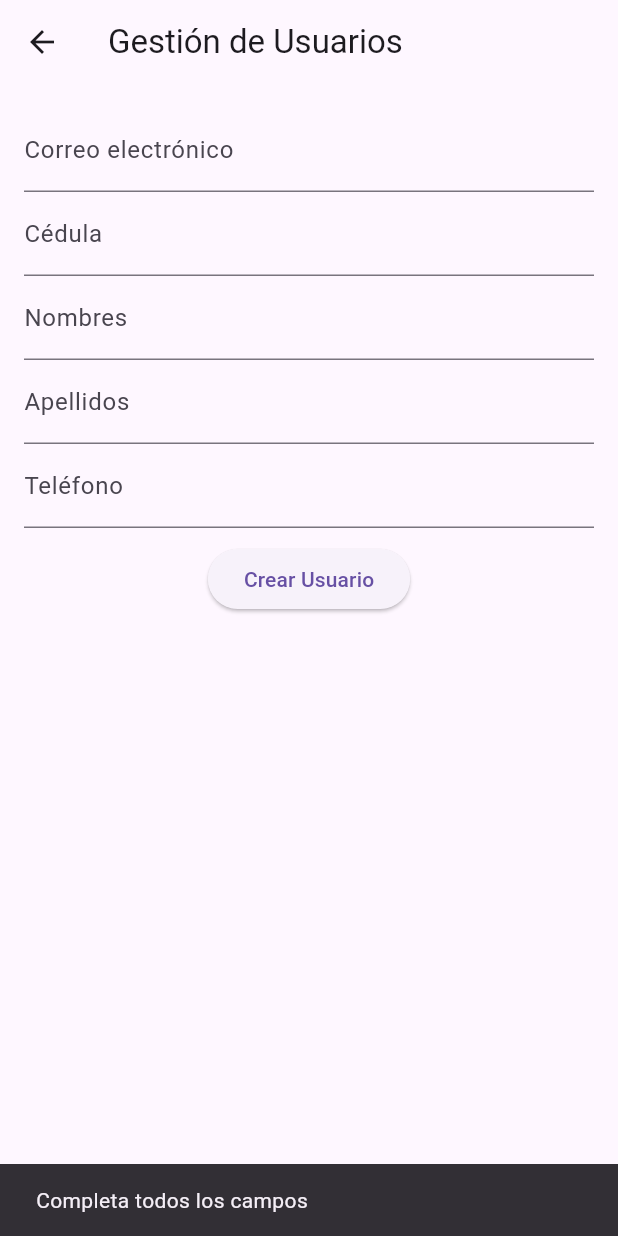
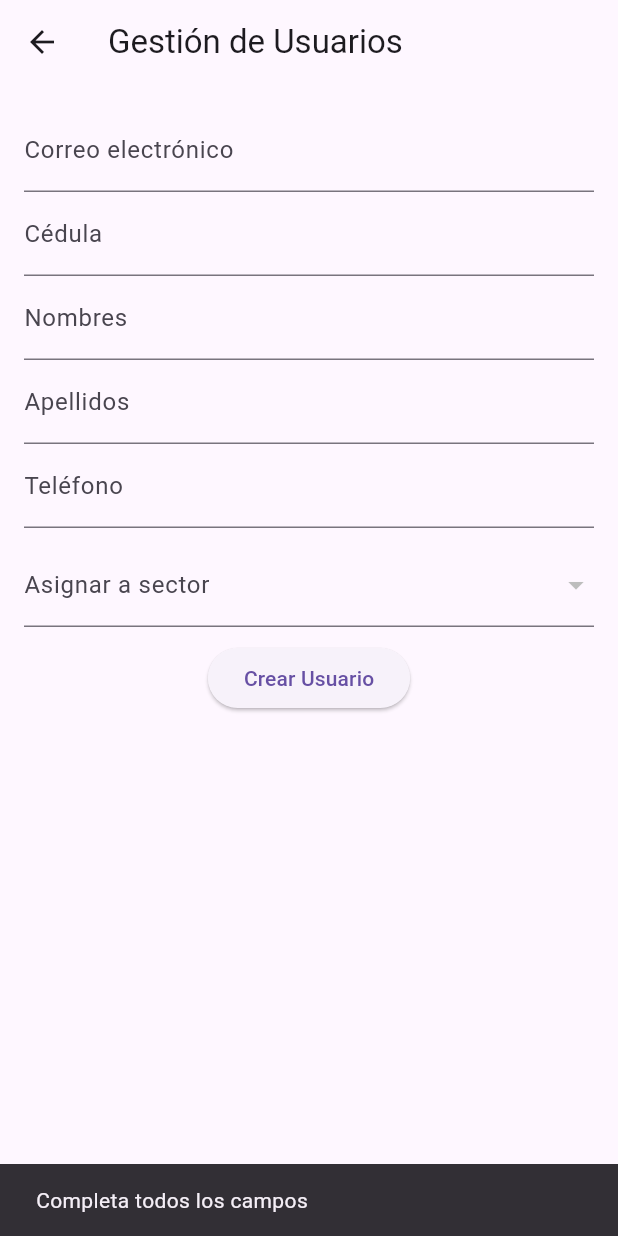
Before and after one commit to PauloCisneros/mascotas_app, a Flutter app: the UserManagementPage screen opened directly with empty values, after a tap on "Crear Usuario", on a phone screen of 412 x 824 dp. Run offline on Flutter 3.47's test engine with Material 3 defaults, Android fonts, the phone set to English and light mode, and no system bars; our stand-ins replace geolocator, image_picker, supabase_flutter; accounts and stored records are empty; network calls fail.

Commit message:
Para crear ususarios y y ver detalles de vacunas, dashboard, asginar sectores

```diff
--- a/lib/pages/managment/user_management_page.dart
+++ b/lib/pages/managment/user_management_page.dart
@@ -3,8 +3,8 @@ import '../../services/database_service.dart';
 import '../../models/user_model.dart';
 
 class UserManagementPage extends StatefulWidget {
-  final String currentRole; // rol del usuario logueado
-  final String sectorId;    // sector asignado
+  final String currentRole;
+  final String sectorId;
 
   const UserManagementPage({
     super.key,
@@ -27,11 +27,14 @@ class _UserManagementPageState extends State<UserManagementPage> {
 
   bool _isLoading = false;
   List<UserModel> _usuarios = [];
+  List<Map<String, dynamic>> _sectores = [];
+  String? _selectedSectorId;
 
   @override
   void initState() {
     super.initState();
     _fetchUsuarios();
+    _fetchSectores();
   }
 
   Future<void> _fetchUsuarios() async {
@@ -41,12 +44,23 @@ class _UserManagementPageState extends State<UserManagementPage> {
     });
   }
 
+  Future<void> _fetchSectores() async {
+    final response = await _dbService.getSectors();
+    setState(() {
+      _sectores = response;
+      if (_sectores.isNotEmpty) {
+        _selectedSectorId = _sectores.first['id'];
+      }
+    });
+  }
+
   Future<void> _crearUsuario() async {
     if (_emailController.text.trim().isEmpty ||
         _cedulaController.text.trim().isEmpty ||
         _nombresController.text.trim().isEmpty ||
         _apellidosController.text.trim().isEmpty ||
-        _telefonoController.text.trim().isEmpty) {
+        _telefonoController.text.trim().isEmpty ||
+        _selectedSectorId == null) {
       ScaffoldMessenger.of(context).showSnackBar(
         const SnackBar(content: Text("Completa todos los campos")),
       );
@@ -68,7 +82,7 @@ class _UserManagementPageState extends State<UserManagementPage> {
         _emailController.text.trim(),
         'Ecuador2026',
         nuevoRol,
-        widget.sectorId,
+        _selectedSectorId!,
         cedula: _cedulaController.text.trim(),
         nombres: _nombresController.text.trim(),
         apellidos: _apellidosController.text.trim(),
@@ -112,6 +126,22 @@ class _UserManagementPageState extends State<UserManagementPage> {
                   TextField(controller: _apellidosController, decoration: const InputDecoration(labelText: "Apellidos")),
                   TextField(controller: _telefonoController, decoration: const InputDecoration(labelText: "Teléfono")),
                   const SizedBox(height: 10),
+                  DropdownButtonFormField<String>(
+                    value: _selectedSectorId,
+                    items: _sectores.map((sector) {
+                      return DropdownMenuItem<String>(
+                        value: sector['id'],
+                        child: Text(sector['nombre']),
+                      );
+                    }).toList(),
+                    onChanged: (value) {
+                      setState(() {
+                        _selectedSectorId = value;
+                      });
+                    },
+                    decoration: const InputDecoration(labelText: "Asignar a sector"),
+                  ),
+                  const SizedBox(height: 10),
                   _isLoading
                       ? const CircularProgressIndicator()
                       : ElevatedButton(
```
Also changed, not shown: lib/pages/dashboard/dashboard_page.dart (+71 -1 lines), lib/services/database_service.dart (+27 -6 lines).
